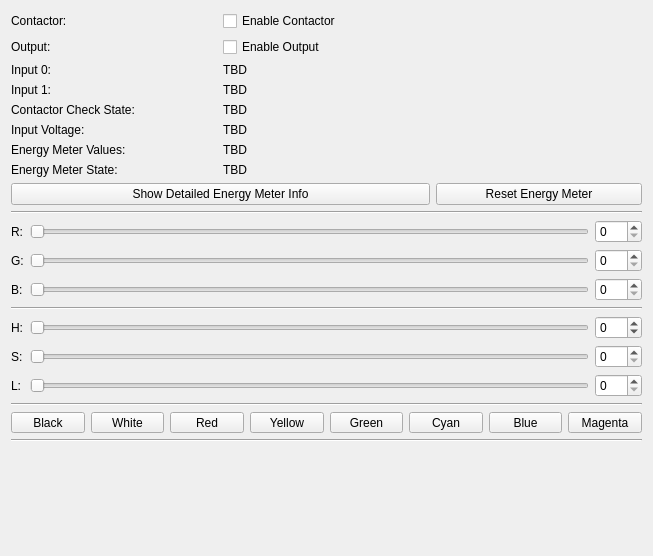
Tinkerforge/brickv, file src/brickv/plugin_system/plugins/warp_energy_manager/ui/warp_energy_manager.ui: the form before one commit.
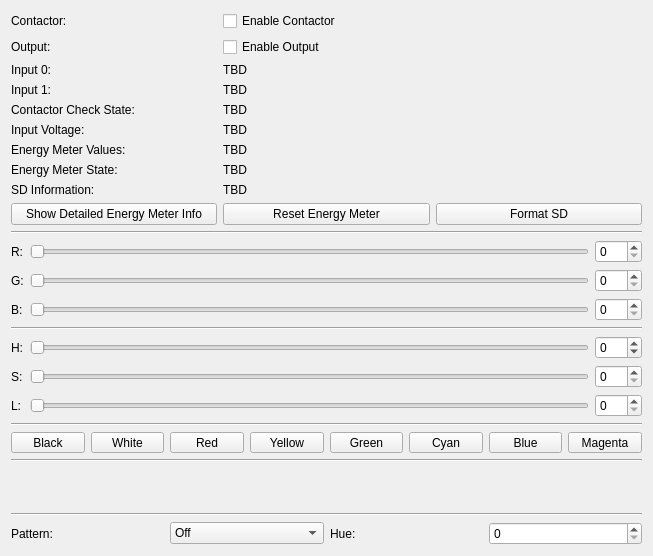
The form after the commit.

Commit message: WARP Energy Manager Bricklet: Add support for LED State

```diff
--- a/src/brickv/plugin_system/plugins/warp_energy_manager/ui/warp_energy_manager.ui
+++ b/src/brickv/plugin_system/plugins/warp_energy_manager/ui/warp_energy_manager.ui
@@ -128,67 +128,67 @@
        </property>
       </widget>
      </item>
-     <item row="8" column="0" colspan="2">
+     <item row="8" column="0">
+      <widget class="QLabel" name="label_15">
+       <property name="text">
+        <string>SD Information:</string>
+       </property>
+      </widget>
+     </item>
+     <item row="8" column="1" colspan="2">
+      <widget class="QLabel" name="label_sd_info">
+       <property name="text">
+        <string>TBD</string>
+       </property>
+      </widget>
+     </item>
+     <item row="9" column="0">
       <widget class="QPushButton" name="button_energy_meter_detailed">
        <property name="text">
         <string>Show Detailed Energy Meter Info</string>
        </property>
       </widget>
      </item>
-     <item row="8" column="2">
+     <item row="9" column="1">
       <widget class="QPushButton" name="button_energy_meter_reset">
        <property name="text">
         <string>Reset Energy Meter</string>
        </property>
       </widget>
      </item>
+     <item row="9" column="2">
+      <widget class="QPushButton" name="button_format_sd">
+       <property name="text">
+        <string>Format SD</string>
+       </property>
+      </widget>
+     </item>
     </layout>
    </item>
    <item>
     <layout class="QGridLayout" name="gridLayout">
-     <item row="8" column="0">
-      <widget class="QLabel" name="label">
-       <property name="text">
-        <string>L:</string>
-       </property>
-      </widget>
-     </item>
-     <item row="7" column="0">
-      <widget class="QLabel" name="label_2">
-       <property name="text">
-        <string>S:</string>
-       </property>
-      </widget>
-     </item>
-     <item row="6" column="0">
-      <widget class="QLabel" name="label_3">
-       <property name="text">
-        <string>H:</string>
-       </property>
-      </widget>
-     </item>
-     <item row="4" column="0">
+     <item row="3" column="0">
       <widget class="QLabel" name="label_4">
        <property name="text">
         <string>B:</string>
        </property>
       </widget>
      </item>
-     <item row="2" column="0">
-      <widget class="QLabel" name="label_5">
-       <property name="text">
-        <string>R:</string>
+     <item row="4" column="0" colspan="3">
+      <widget class="Line" name="line_2">
+       <property name="orientation">
+        <enum>Qt::Horizontal</enum>
        </property>
       </widget>
      </item>
-     <item row="3" column="0">
-      <widget class="QLabel" name="label_6">
-       <property name="text">
-        <string>G:</string>
+     <item row="0" column="0" colspan="3">
+      <widget class="Line" name="line_4">
+       <property name="orientation">
+        <enum>Qt::Horizontal</enum>
        </property>
       </widget>
      </item>
-     <item row="2" column="1">
+     <item row="1" column="1">
       <widget class="QSlider" name="slider_r">
        <property name="maximum">
         <number>255</number>
@@ -198,17 +198,14 @@
        </property>
       </widget>
      </item>
-     <item row="3" column="1">
-      <widget class="QSlider" name="slider_g">
-       <property name="maximum">
-        <number>255</number>
-       </property>
-       <property name="orientation">
-        <enum>Qt::Horizontal</enum>
+     <item row="6" column="0">
+      <widget class="QLabel" name="label_2">
+       <property name="text">
+        <string>S:</string>
        </property>
       </widget>
      </item>
-     <item row="4" column="1">
+     <item row="3" column="1">
       <widget class="QSlider" name="slider_b">
        <property name="maximum">
         <number>255</number>
@@ -218,7 +215,7 @@
        </property>
       </widget>
      </item>
-     <item row="6" column="1">
+     <item row="5" column="1">
       <widget class="QSlider" name="slider_h">
        <property name="minimum">
         <number>0</number>
@@ -231,7 +228,28 @@
        </property>
       </widget>
      </item>
-     <item row="7" column="1">
+     <item row="1" column="0">
+      <widget class="QLabel" name="label_5">
+       <property name="text">
+        <string>R:</string>
+       </property>
+      </widget>
+     </item>
+     <item row="1" column="2">
+      <widget class="QSpinBox" name="spin_r">
+       <property name="maximum">
+        <number>255</number>
+       </property>
+      </widget>
+     </item>
+     <item row="8" column="0" colspan="3">
+      <widget class="Line" name="line_3">
+       <property name="orientation">
+        <enum>Qt::Horizontal</enum>
+       </property>
+      </widget>
+     </item>
+     <item row="6" column="1">
       <widget class="QSlider" name="slider_s">
        <property name="maximum">
         <number>255</number>
@@ -241,17 +259,7 @@
        </property>
       </widget>
      </item>
-     <item row="8" column="1">
-      <widget class="QSlider" name="slider_l">
-       <property name="maximum">
-        <number>255</number>
-       </property>
-       <property name="orientation">
-        <enum>Qt::Horizontal</enum>
-       </property>
-      </widget>
-     </item>
-     <item row="12" column="0" colspan="3">
+     <item row="11" column="0" colspan="3">
       <widget class="QLabel" name="label_color">
        <property name="sizePolicy">
         <sizepolicy hsizetype="Preferred" vsizetype="Preferred">
@@ -264,66 +272,31 @@
        </property>
       </widget>
      </item>
-     <item row="2" column="2">
-      <widget class="QSpinBox" name="spin_r">
+     <item row="7" column="1">
+      <widget class="QSlider" name="slider_l">
        <property name="maximum">
         <number>255</number>
        </property>
-      </widget>
-     </item>
-     <item row="3" column="2">
-      <widget class="QSpinBox" name="spin_g">
-       <property name="maximum">
-        <number>255</number>
+       <property name="orientation">
+        <enum>Qt::Horizontal</enum>
        </property>
       </widget>
      </item>
-     <item row="4" column="2">
-      <widget class="QSpinBox" name="spin_b">
-       <property name="maximum">
-        <number>255</number>
+     <item row="7" column="0">
+      <widget class="QLabel" name="label">
+       <property name="text">
+        <string>L:</string>
        </property>
       </widget>
      </item>
-     <item row="6" column="2">
-      <widget class="QSpinBox" name="spin_h">
-       <property name="minimum">
-        <number>-1</number>
+     <item row="2" column="0">
+      <widget class="QLabel" name="label_6">
+       <property name="text">
+        <string>G:</string>
        </property>
-       <property name="maximum">
-        <number>359</number>
-       </property>
       </widget>
      </item>
-     <item row="7" column="2">
-      <widget class="QSpinBox" name="spin_s">
-       <property name="maximum">
-        <number>255</number>
-       </property>
-      </widget>
-     </item>
-     <item row="8" column="2">
-      <widget class="QSpinBox" name="spin_l">
-       <property name="maximum">
-        <number>255</number>
-       </property>
-      </widget>
-     </item>
-     <item row="11" column="0" colspan="3">
-      <widget class="Line" name="line">
-       <property name="orientation">
-        <enum>Qt::Horizontal</enum>
-       </property>
-      </widget>
-     </item>
-     <item row="5" column="0" colspan="3">
-      <widget class="Line" name="line_2">
-       <property name="orientation">
-        <enum>Qt::Horizontal</enum>
-       </property>
-      </widget>
-     </item>
-     <item row="10" column="0" colspan="3">
+     <item row="9" column="0" colspan="3">
       <layout class="QHBoxLayout" name="horizontalLayout">
        <item>
         <widget class="QToolButton" name="button_black">
@@ -455,15 +428,63 @@
        </item>
       </layout>
      </item>
-     <item row="9" column="0" colspan="3">
-      <widget class="Line" name="line_3">
+     <item row="2" column="2">
+      <widget class="QSpinBox" name="spin_g">
+       <property name="maximum">
+        <number>255</number>
+       </property>
+      </widget>
+     </item>
+     <item row="2" column="1">
+      <widget class="QSlider" name="slider_g">
+       <property name="maximum">
+        <number>255</number>
+       </property>
        <property name="orientation">
         <enum>Qt::Horizontal</enum>
        </property>
       </widget>
      </item>
-     <item row="1" column="0" colspan="3">
-      <widget class="Line" name="line_4">
+     <item row="6" column="2">
+      <widget class="QSpinBox" name="spin_s">
+       <property name="maximum">
+        <number>255</number>
+       </property>
+      </widget>
+     </item>
+     <item row="7" column="2">
+      <widget class="QSpinBox" name="spin_l">
+       <property name="maximum">
+        <number>255</number>
+       </property>
+      </widget>
+     </item>
+     <item row="5" column="2">
+      <widget class="QSpinBox" name="spin_h">
+       <property name="minimum">
+        <number>-1</number>
+       </property>
+       <property name="maximum">
+        <number>359</number>
+       </property>
+      </widget>
+     </item>
+     <item row="5" column="0">
+      <widget class="QLabel" name="label_3">
+       <property name="text">
+        <string>H:</string>
+       </property>
+      </widget>
+     </item>
+     <item row="3" column="2">
+      <widget class="QSpinBox" name="spin_b">
+       <property name="maximum">
+        <number>255</number>
+       </property>
+      </widget>
+     </item>
+     <item row="10" column="0" colspan="3">
+      <widget class="Line" name="line">
        <property name="orientation">
         <enum>Qt::Horizontal</enum>
        </property>
@@ -471,6 +492,62 @@
      </item>
     </layout>
    </item>
+   <item>
+    <widget class="Line" name="line_5">
+     <property name="orientation">
+      <enum>Qt::Horizontal</enum>
+     </property>
+    </widget>
+   </item>
+   <item>
+    <layout class="QHBoxLayout" name="horizontalLayout_2">
+     <item>
+      <widget class="QLabel" name="label_16">
+       <property name="text">
+        <string>Pattern:</string>
+       </property>
+      </widget>
+     </item>
+     <item>
+      <widget class="QComboBox" name="combo_led_pattern">
+       <item>
+        <property name="text">
+         <string>Off</string>
+        </property>
+       </item>
+       <item>
+        <property name="text">
+         <string>On</string>
+        </property>
+       </item>
+       <item>
+        <property name="text">
+         <string>Blinking</string>
+        </property>
+       </item>
+       <item>
+        <property name="text">
+         <string>Breathing</string>
+        </property>
+       </item>
+      </widget>
+     </item>
+     <item>
+      <widget class="QLabel" name="label_17">
+       <property name="text">
+        <string>Hue:</string>
+       </property>
+      </widget>
+     </item>
+     <item>
+      <widget class="QSpinBox" name="spin_led_hue">
+       <property name="maximum">
+        <number>359</number>
+       </property>
+      </widget>
+     </item>
+    </layout>
+   </item>
   </layout>
  </widget>
  <resources/>
```
Left out of the diff: 88 changed lines with no effect on the pictures. The commit also changes 2 other files.
